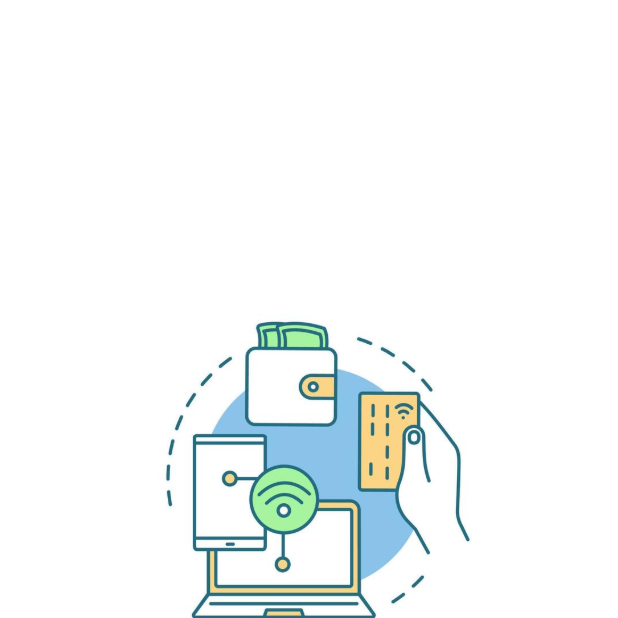
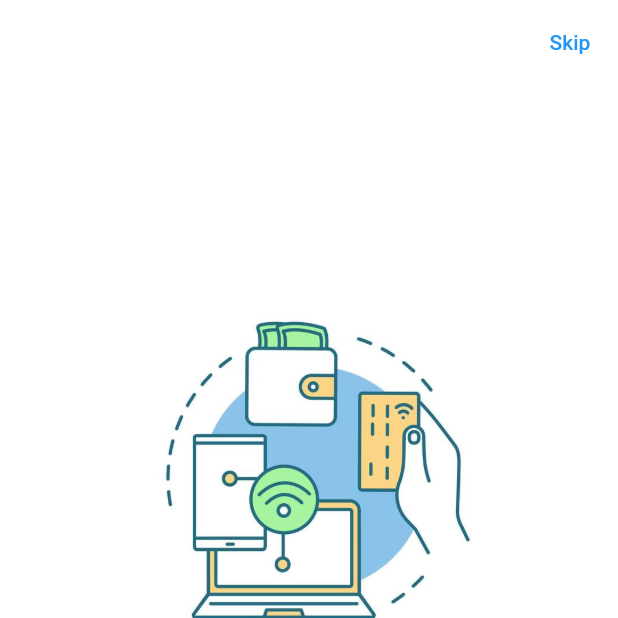
Before and after one commit to mohamad-alaa-bg/Salla, a Flutter app: the screen it shows after launch, after a tap on the "arrow forward ios" icon, on a phone screen of 412 x 824 dp, the top half of it. Run offline on Flutter 3.47's test engine with Material 2 defaults, Android fonts, the phone set to English and light mode, and no system bars; drawn by our look-alikes of smooth_page_indicator.

Commit message:
onBoarding

```diff
--- a/lib/features/onBoarding/presentation/pages/onBoarding.dart
+++ b/lib/features/onBoarding/presentation/pages/onBoarding.dart
@@ -1,4 +1,6 @@
 import 'package:flutter/material.dart';
+import 'package:salla/core/widgets/navigator.dart';
+import 'package:salla/features/login/presentation/pages/login_page.dart';
 import 'package:salla/features/onBoarding/domain/entities/boarding_item_module.dart';
 import 'package:salla/features/onBoarding/presentation/widgets/Boarding_item.dart';
 import 'package:smooth_page_indicator/smooth_page_indicator.dart';
@@ -24,19 +26,32 @@ class OnBoarding extends StatelessWidget {
   @override
   Widget build(BuildContext context) {
     PageController pageController = PageController();
-
+    bool isLast = false;
     return Scaffold(
-      appBar: AppBar(),
+      appBar: AppBar(
+        actions: [
+          TextButton(
+              onPressed: () {
+                navigateAndReplacementAll(context, const ShopLoginHome());
+              },
+              child: const Text('Skip')),
+        ],
+      ),
       body: Padding(
         padding: const EdgeInsets.all(20),
         child: Column(
           children: [
             Expanded(
               child: PageView.builder(
-                physics: const NeverScrollableScrollPhysics(),
+                physics: const BouncingScrollPhysics(),
                 controller: pageController,
                 itemCount: onBoardingItems.length,
                 itemBuilder: (context, index) {
+                  if (index == onBoardingItems.length - 1) {
+                    isLast = true;
+                  } else {
+                    isLast = false;
+                  }
                   return buildBoardingItem(context, onBoardingItems[index]);
                 },
               ),
@@ -59,10 +74,14 @@ class OnBoarding extends StatelessWidget {
                 const Spacer(),
                 FloatingActionButton(
                   onPressed: () {
-                    pageController.nextPage(
-                      duration: const Duration(milliseconds: 800),
-                      curve: Curves.fastOutSlowIn,
-                    );
+                    if (isLast) {
+                      navigateAndReplacementAll(context, const ShopLoginHome());
+                    } else {
+                      pageController.nextPage(
+                        duration: const Duration(milliseconds: 800),
+                        curve: Curves.fastOutSlowIn,
+                      );
+                    }
                   },
                   child: const Icon(Icons.arrow_forward_ios_sharp),
                 ),
```
Also changed, not shown: lib/core/widgets/navigator.dart (added, +11 -0 lines), lib/features/login/presentation/pages/login_page.dart (added, +83 -0 lines).
